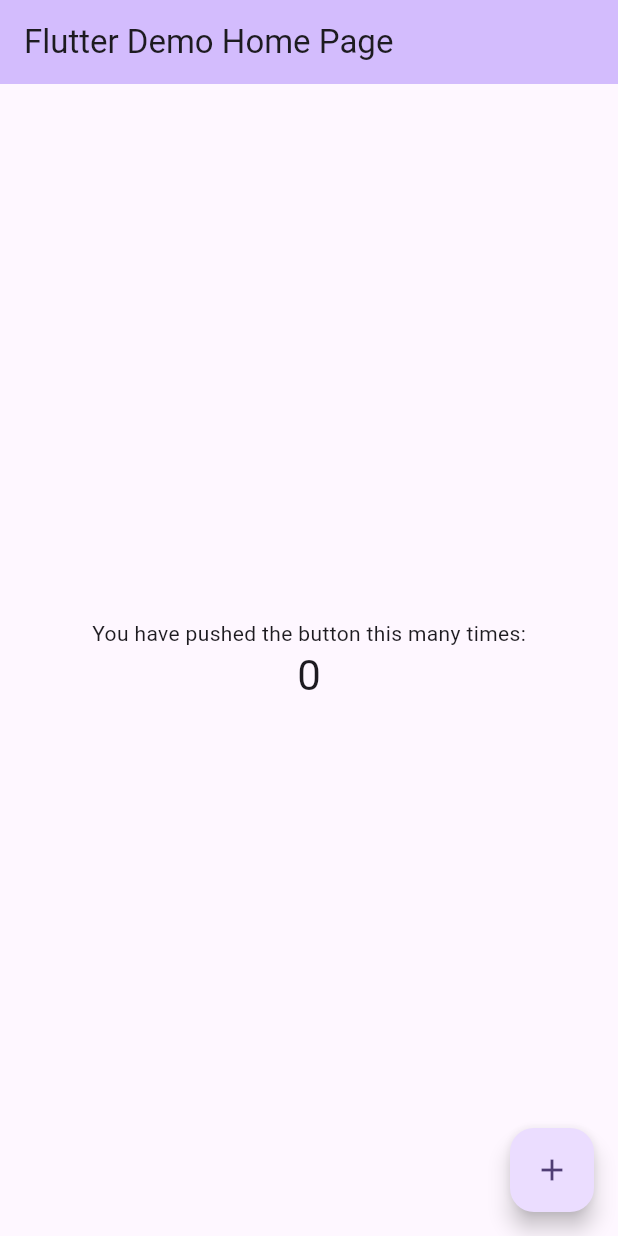
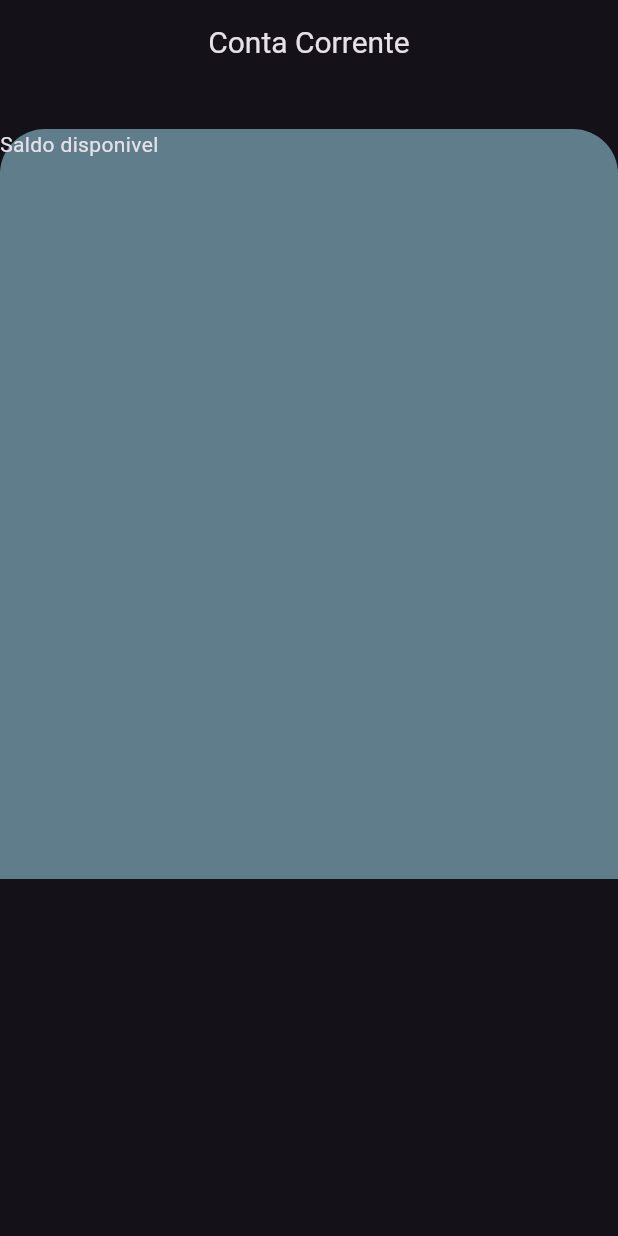
Before and after one commit to pablo-sa10/Flutter_Teste, a Flutter app: the screen it shows after launch, on a phone screen of 412 x 824 dp. Run offline on Flutter 3.47's test engine with Material 3 defaults, Android fonts, the phone set to English and light mode, and no system bars.

Commit message:
Dei inicio a construção da interface

```diff
--- a/lib/main.dart
+++ b/lib/main.dart
@@ -1,4 +1,5 @@
 import 'package:flutter/material.dart';
+import 'pages/home.dart';
 
 void main() {
   runApp(const MyApp());
@@ -11,87 +12,15 @@ class MyApp extends StatelessWidget {
   @override
   Widget build(BuildContext context) {
     return MaterialApp(
-      title: 'Flutter Demo',
-      theme: ThemeData(
-
-        colorScheme: ColorScheme.fromSeed(seedColor: Colors.deepPurple),
+      debugShowCheckedModeBanner: false,
+      title: 'Teste Flutter',
+      theme: ThemeData.dark(
         useMaterial3: true,
       ),
-      home: const MyHomePage(title: 'Flutter Demo Home Page'),
+      initialRoute: "/",
+      routes: {
+        "/": (context) => const Home(),
+      },
     );
   }
 }
-
-class MyHomePage extends StatefulWidget {
-  const MyHomePage({super.key, required this.title});
-
-  final String title;
-
-  @override
-  State<MyHomePage> createState() => _MyHomePageState();
-}
-
-class _MyHomePageState extends State<MyHomePage> {
-  int _counter = 0;
-
-  void _incrementCounter() {
-    setState(() {
-      _counter++;
-    });
-  }
-
-  @override
-  Widget build(BuildContext context) {
-    // This method is rerun every time setState is called, for instance as done
-    // by the _incrementCounter method above.
-    //
-    // The Flutter framework has been optimized to make rerunning build methods
-    // fast, so that you can just rebuild anything that needs updating rather
-    // than having to individually change instances of widgets.
-    return Scaffold(
-      appBar: AppBar(
-        // TRY THIS: Try changing the color here to a specific color (to
-        // Colors.amber, perhaps?) and trigger a hot reload to see the AppBar
-        // change color while the other colors stay the same.
-        backgroundColor: Theme.of(context).colorScheme.inversePrimary,
-        // Here we take the value from the MyHomePage object that was created by
-        // the App.build method, and use it to set our appbar title.
-        title: Text(widget.title),
-      ),
-      body: Center(
-        // Center is a layout widget. It takes a single child and positions it
-        // in the middle of the parent.
-        child: Column(
-          // Column is also a layout widget. It takes a list of children and
-          // arranges them vertically. By default, it sizes itself to fit its
-          // children horizontally, and tries to be as tall as its parent.
-          //
-          // Column has various properties to control how it sizes itself and
-          // how it positions its children. Here we use mainAxisAlignment to
-          // center the children vertically; the main axis here is the vertical
-          // axis because Columns are vertical (the cross axis would be
-          // horizontal).
-          //
-          // TRY THIS: Invoke "debug painting" (choose the "Toggle Debug Paint"
-          // action in the IDE, or press "p" in the console), to see the
-          // wireframe for each widget.
-          mainAxisAlignment: MainAxisAlignment.center,
-          children: <Widget>[
-            const Text(
-              'You have pushed the button this many times:',
-            ),
-            Text(
-              '$_counter',
-              style: Theme.of(context).textTheme.headlineMedium,
-            ),
-          ],
-        ),
-      ),
-      floatingActionButton: FloatingActionButton(
-        onPressed: _incrementCounter,
-        tooltip: 'Increment',
-        child: const Icon(Icons.add),
-      ), // This trailing comma makes auto-formatting nicer for build methods.
-    );
-  }
-}
--- /dev/null
+++ b/lib/pages/home.dart
@@ -0,0 +1,47 @@
+import 'package:flutter/cupertino.dart';
+import 'package:flutter/material.dart';
+import 'package:flutter/painting.dart';
+import 'package:flutter/widgets.dart';
+
+class Home extends StatefulWidget {
+  const Home({super.key});
+
+  @override
+  State<Home> createState() => _HomeState();
+}
+
+class _HomeState extends State<Home> {
+  @override
+  Widget build(BuildContext context) {
+    return Scaffold(
+      appBar: AppBar(
+        centerTitle: true,
+        title: const Text(
+          "Conta Corrente",
+          style: TextStyle(fontSize: 20),
+        ),
+      ),
+      body: Padding(
+        padding: EdgeInsets.fromLTRB(0, 30, 0, 10),
+        child: ListView(
+          children: [
+            Container(
+              height: 500,
+              decoration: BoxDecoration(
+                borderRadius: BorderRadius.only(topLeft: Radius.circular(30), topRight: Radius.circular(30)),
+                color: Colors.blueGrey
+              ),
+              child: Column(
+                children: [
+                  Row(
+                    children: [Text("Saldo disponivel"),],
+                  ),
+                ],
+              ),
+            )
+          ],
+        ),
+      ),
+    );
+  }
+}
```
